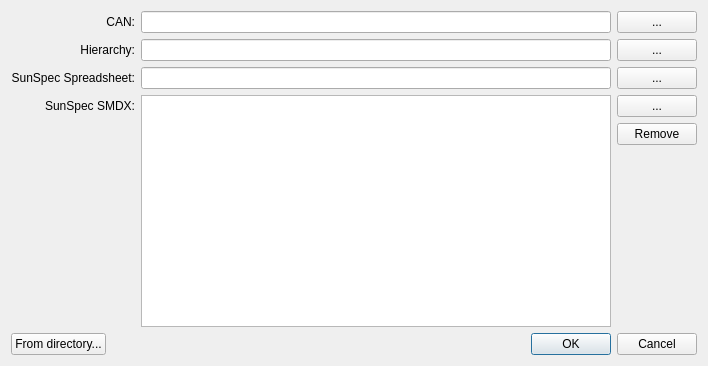
This is src/epcpm/importexportdialog.ui in epcpower/pm as Qt 5 draws it before an edit. The edited form follows.
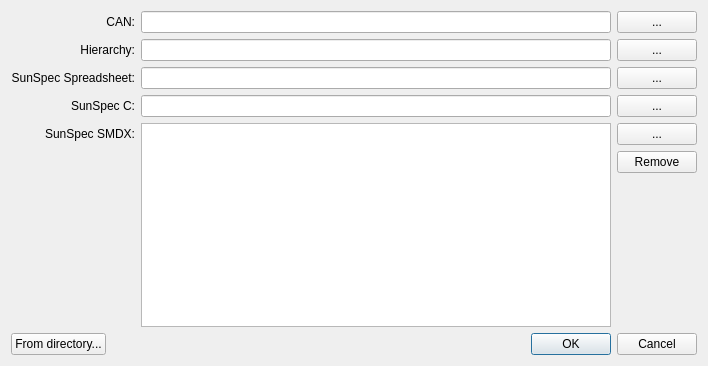
This is the edited form.

Commit message:
Move get/set output to new manual file for sunspec
This happens during the first time full export only.

What changed in the file:
```diff
--- a/src/epcpm/importexportdialog.ui
+++ b/src/epcpm/importexportdialog.ui
@@ -129,6 +129,26 @@
      </property>
     </widget>
    </item>
+   <item row="4" column="0">
+    <widget class="QLabel" name="sunspec_c_label">
+     <property name="text">
+      <string>SunSpec C:</string>
+     </property>
+     <property name="alignment">
+      <set>Qt::AlignRight|Qt::AlignTrailing|Qt::AlignVCenter</set>
+     </property>
+    </widget>
+   </item>
+   <item row="4" column="2">
+    <widget class="QPushButton" name="pick_sunspec_c">
+     <property name="text">
+      <string>...</string>
+     </property>
+    </widget>
+   </item>
+   <item row="4" column="1">
+    <widget class="QLineEdit" name="sunspec_c"/>
+   </item>
   </layout>
  </widget>
  <resources/>
```
The commit also changes 13 other files.
